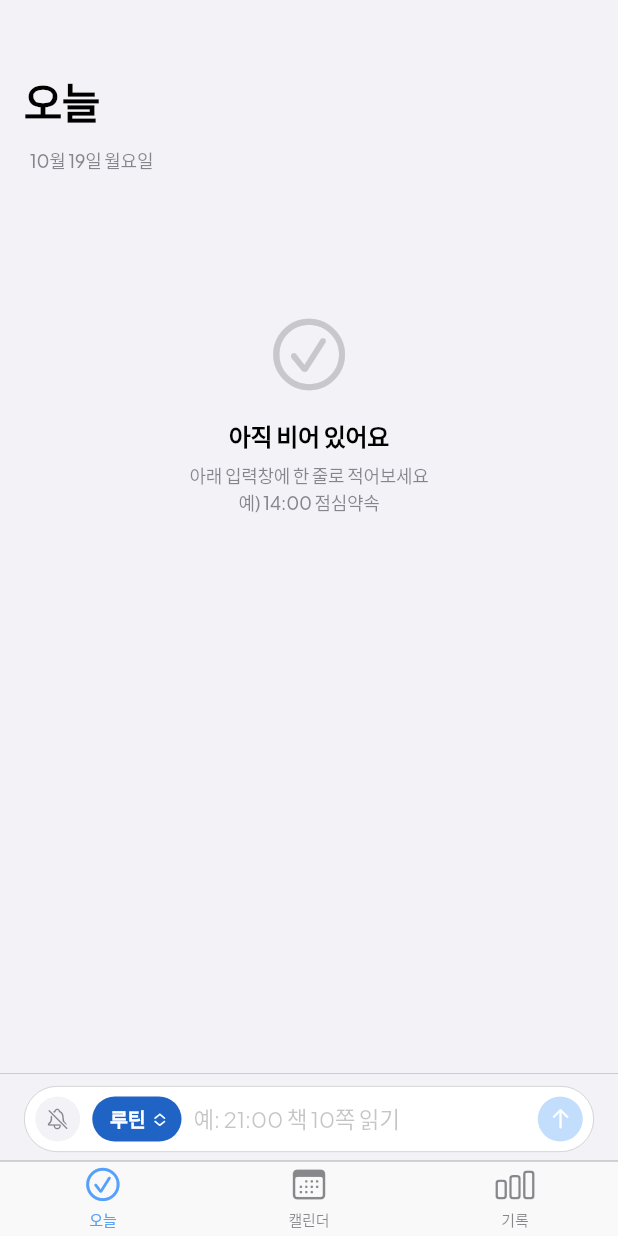
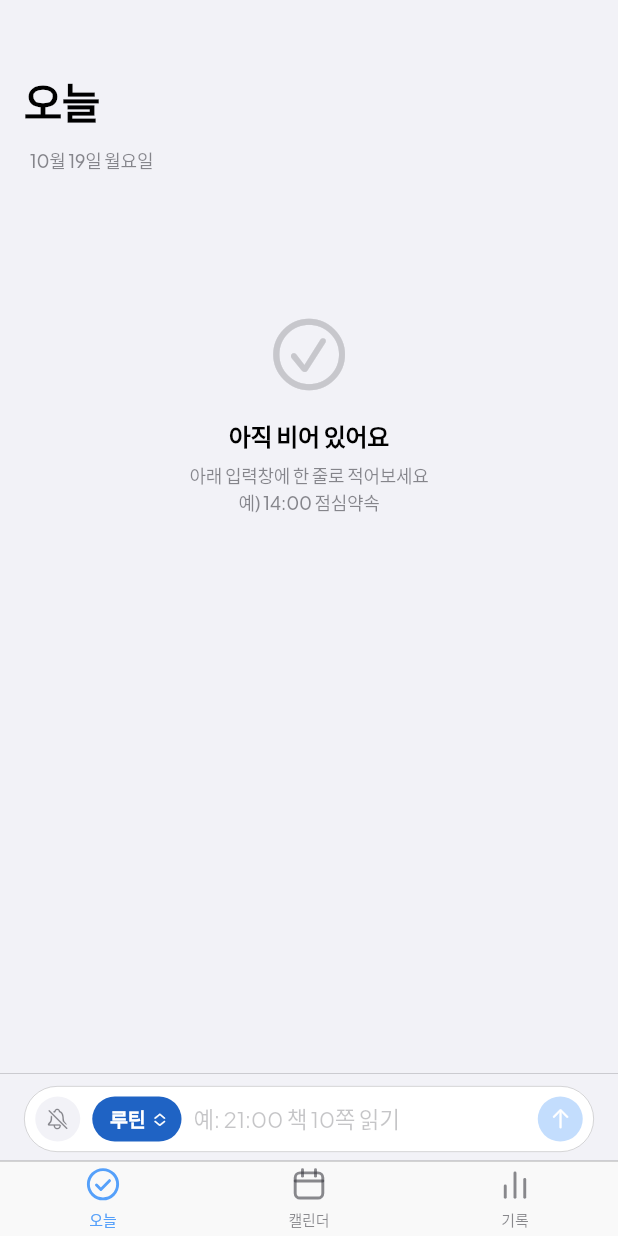
Before and after one commit to isla0x/clean-todo, a Flutter app: the screen it shows after launch, after a tap on "투두", on a phone screen of 412 x 824 dp. Run offline on Flutter 3.47's test engine with Material 3 defaults, Android fonts, the phone set to English and light mode, and no system bars; our stand-ins replace flutter_local_notifications, flutter_timezone, google_fonts, shared_preferences, timezone.

Commit message:
탭바 아이콘을 시안과 같은 가는 선 모양으로 직접 그리도록 변경
Co-Authored-By: Claude Sonnet 5.5 <noreply@anthropic.com>
Claude-Session: https://claude.ai/code/session_017niS3qhVVj6jZnWRqv6Fjn

```diff
--- a/lib/main.dart
+++ b/lib/main.dart
@@ -689,15 +689,15 @@ class _RootPageState extends State<RootPage> with WidgetsBindingObserver {
         iconSize: 26,
         items: const [
           BottomNavigationBarItem(
-            icon: Icon(CupertinoIcons.checkmark_circle),
+            icon: _TabIcon(_TabGlyph.today),
             label: '오늘',
           ),
           BottomNavigationBarItem(
-            icon: Icon(CupertinoIcons.calendar),
+            icon: _TabIcon(_TabGlyph.calendar),
             label: '캘린더',
           ),
           BottomNavigationBarItem(
-            icon: Icon(CupertinoIcons.chart_bar),
+            icon: _TabIcon(_TabGlyph.stats),
             label: '기록',
           ),
         ],
@@ -713,6 +713,73 @@ class _RootPageState extends State<RootPage> with WidgetsBindingObserver {
       },
     );
   }
+}
+
+// ───────────────────────── 탭 아이콘 ─────────────────────────
+
+enum _TabGlyph { today, calendar, stats }
+
+/// 탭바 아이콘. 시안과 똑같은 가는 선(1.8) 모양으로 직접 그려요.
+/// 색과 크기는 탭바가 정해주는 값(선택됨 = 파랑, 아님 = 회색)을 그대로 따라가요.
+class _TabIcon extends StatelessWidget {
+  const _TabIcon(this.glyph);
+
+  final _TabGlyph glyph;
+
+  @override
+  Widget build(BuildContext context) {
+    final theme = IconTheme.of(context);
+    return CustomPaint(
+      size: Size.square(theme.size ?? 26),
+      painter: _TabIconPainter(glyph, theme.color ?? kAccent),
+    );
+  }
+}
+
+class _TabIconPainter extends CustomPainter {
+  _TabIconPainter(this.glyph, this.color);
+
+  final _TabGlyph glyph;
+  final Color color;
+
+  @override
+  void paint(Canvas canvas, Size size) {
+    canvas.scale(size.width / 24); // 24x24 도화지에 그린 걸 늘리거나 줄여요.
+    final paint = Paint()
+      ..color = color
+      ..style = PaintingStyle.stroke
+      ..strokeWidth = 1.8
+      ..strokeCap = StrokeCap.round
+      ..strokeJoin = StrokeJoin.round;
+
+    switch (glyph) {
+      case _TabGlyph.today:
+        canvas.drawCircle(const Offset(12, 12), 9, paint);
+        canvas.drawPath(
+          Path()
+            ..moveTo(8, 12.5)
+            ..lineTo(10.7, 15.2)
+            ..lineTo(16, 9.8),
+          paint,
+        );
+      case _TabGlyph.calendar:
+        canvas.drawRRect(
+          RRect.fromLTRBR(3.5, 5, 20.5, 20.5, const Radius.circular(3)),
+          paint,
+        );
+        canvas.drawLine(const Offset(3.5, 10), const Offset(20.5, 10), paint);
+        canvas.drawLine(const Offset(8, 3), const Offset(8, 7), paint);
+        canvas.drawLine(const Offset(16, 3), const Offset(16, 7), paint);
+      case _TabGlyph.stats:
+        canvas.drawLine(const Offset(6, 20), const Offset(6, 13), paint);
+        canvas.drawLine(const Offset(12, 20), const Offset(12, 5), paint);
+        canvas.drawLine(const Offset(18, 20), const Offset(18, 9), paint);
+    }
+  }
+
+  @override
+  bool shouldRepaint(_TabIconPainter old) =>
+      old.glyph != glyph || old.color != color;
 }
 
 // ───────────────────────── 오늘 화면 ─────────────────────────
```
